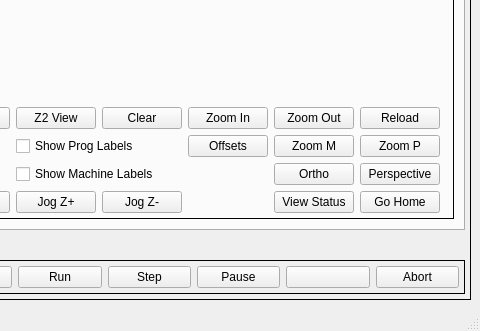
The window that examples/vtk_test/vtk_test/ui/mainwindow.ui (kcjengr/qtpyvcp) describes before a commit, drawn with Qt 5; both pictures show x 360 to 840 and y 369 to 700 of the 840 by 700 pixel window.
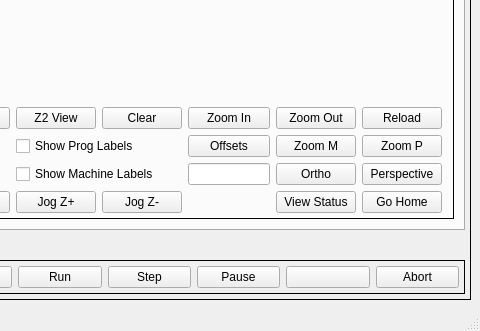
The same window after the commit. Custom widgets are drawn as their Qt base class.

Patch:
```diff
--- a/examples/vtk_test/vtk_test/ui/mainwindow.ui
+++ b/examples/vtk_test/vtk_test/ui/mainwindow.ui
@@ -316,6 +316,9 @@
                 </property>
                </widget>
               </item>
+              <item row="4" column="6">
+               <widget class="MDIEntry" name="mdientry"/>
+              </item>
              </layout>
             </widget>
            </item>
@@ -544,6 +547,11 @@
    <extends>QPushButton</extends>
    <header>qtpyvcp.widgets.button_widgets.mdi_button</header>
   </customwidget>
+  <customwidget>
+   <class>MDIEntry</class>
+   <extends>QLineEdit</extends>
+   <header>qtpyvcp.widgets.input_widgets.mdientry_widget</header>
+  </customwidget>
   <customwidget>
    <class>ActionButton</class>
    <extends>QPushButton</extends>
```
